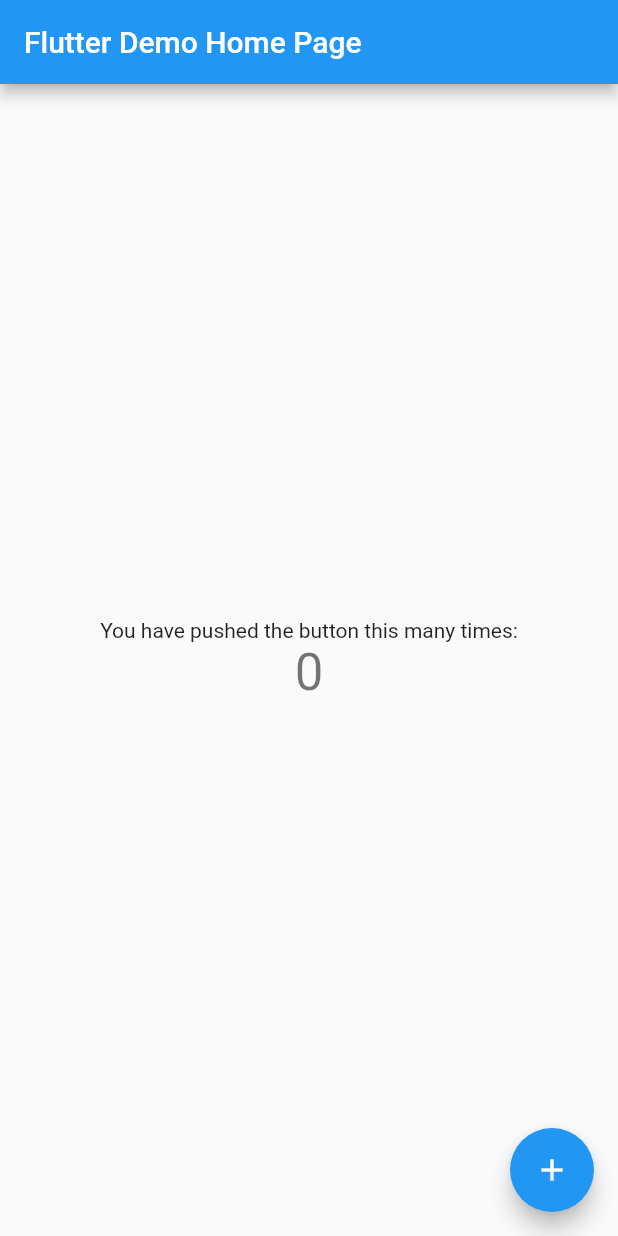
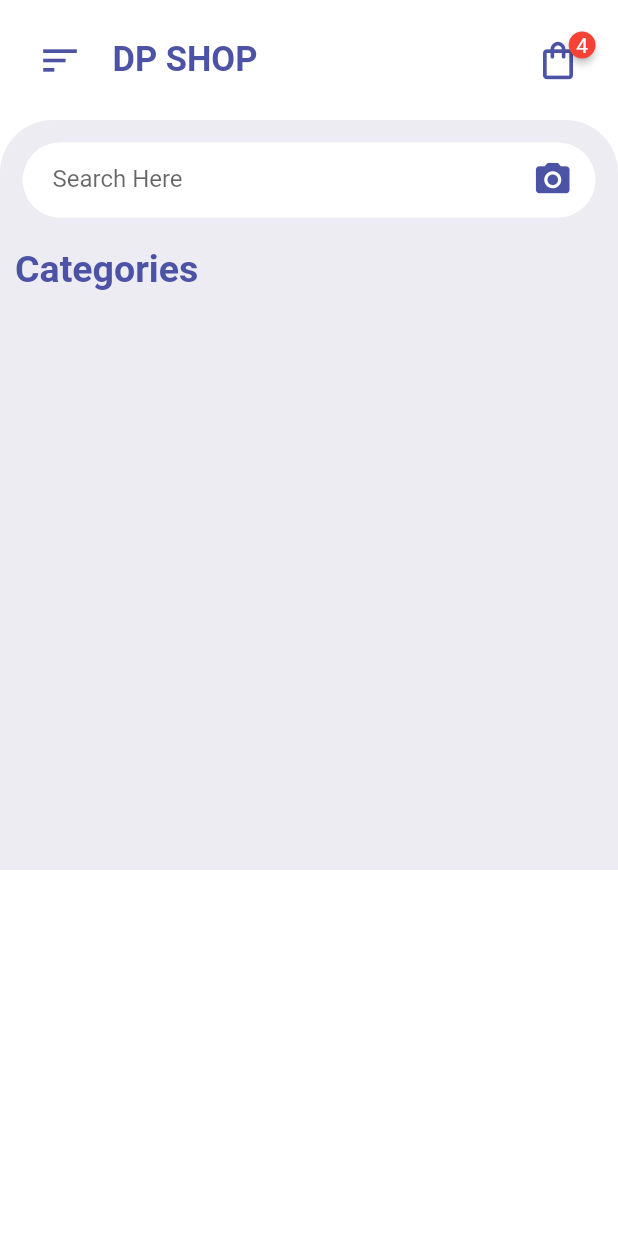
Before and after one commit to Omar-Hosny1/Shop_App_UI_Flutter, a Flutter app: the screen it shows after launch, on a phone screen of 412 x 824 dp. Run offline on Flutter 3.47's test engine with Material 2 defaults, Android fonts, the phone set to English and light mode, and no system bars; drawn by our look-alikes of badges.

Commit message:
Some Widgets Added

```diff
--- a/lib/main.dart
+++ b/lib/main.dart
@@ -1,115 +1,17 @@
-import 'package:flutter/material.dart';
+import "package:flutter/material.dart";
+import "./pages/HomePages.dart";
 
-void main() {
-  runApp(const MyApp());
-}
+void main() => runApp(MyApp());
 
 class MyApp extends StatelessWidget {
-  const MyApp({super.key});
-
-  // This widget is the root of your application.
-  @override
   Widget build(BuildContext context) {
     return MaterialApp(
-      title: 'Flutter Demo',
+      debugShowCheckedModeBanner: false,
       theme: ThemeData(
-        // This is the theme of your application.
-        //
-        // Try running your application with "flutter run". You'll see the
-        // application has a blue toolbar. Then, without quitting the app, try
-        // changing the primarySwatch below to Colors.green and then invoke
-        // "hot reload" (press "r" in the console where you ran "flutter run",
-        // or simply save your changes to "hot reload" in a Flutter IDE).
-        // Notice that the counter didn't reset back to zero; the application
-        // is not restarted.
-        primarySwatch: Colors.blue,
+        scaffoldBackgroundColor: Colors.white,
+        primaryColor: Color(0xFF4C53A5),
       ),
-      home: const MyHomePage(title: 'Flutter Demo Home Page'),
+      routes: {"/": (context) => HomePage()},
     );
   }
 }
-
-class MyHomePage extends StatefulWidget {
-  const MyHomePage({super.key, required this.title});
-
-  // This widget is the home page of your application. It is stateful, meaning
-  // that it has a State object (defined below) that contains fields that affect
-  // how it looks.
-
-  // This class is the configuration for the state. It holds the values (in this
-  // case the title) provided by the parent (in this case the App widget) and
-  // used by the build method of the State. Fields in a Widget subclass are
-  // always marked "final".
-
-  final String title;
-
-  @override
-  State<MyHomePage> createState() => _MyHomePageState();
-}
-
-class _MyHomePageState extends State<MyHomePage> {
-  int _counter = 0;
-
-  void _incrementCounter() {
-    setState(() {
-      // This call to setState tells the Flutter framework that something has
-      // changed in this State, which causes it to rerun the build method below
-      // so that the display can reflect the updated values. If we changed
-      // _counter without calling setState(), then the build method would not be
-      // called again, and so nothing would appear to happen.
-      _counter++;
-    });
-  }
-
-  @override
-  Widget build(BuildContext context) {
-    // This method is rerun every time setState is called, for instance as done
-    // by the _incrementCounter method above.
-    //
-    // The Flutter framework has been optimized to make rerunning build methods
-    // fast, so that you can just rebuild anything that needs updating rather
-    // than having to individually change instances of widgets.
-    return Scaffold(
-      appBar: AppBar(
-        // Here we take the value from the MyHomePage object that was created by
-        // the App.build method, and use it to set our appbar title.
-        title: Text(widget.title),
-      ),
-      body: Center(
-        // Center is a layout widget. It takes a single child and positions it
-        // in the middle of the parent.
-        child: Column(
-          // Column is also a layout widget. It takes a list of children and
-          // arranges them vertically. By default, it sizes itself to fit its
-          // children horizontally, and tries to be as tall as its parent.
-          //
-          // Invoke "debug painting" (press "p" in the console, choose the
-          // "Toggle Debug Paint" action from the Flutter Inspector in Android
-          // Studio, or the "Toggle Debug Paint" command in Visual Studio Code)
-          // to see the wireframe for each widget.
-          //
-          // Column has various properties to control how it sizes itself and
-          // how it positions its children. Here we use mainAxisAlignment to
-          // center the children vertically; the main axis here is the vertical
-          // axis because Columns are vertical (the cross axis would be
-          // horizontal).
-          mainAxisAlignment: MainAxisAlignment.center,
-          children: <Widget>[
-            const Text(
-              'You have pushed the button this many times:',
-            ),
-            Text(
-              '$_counter',
-              style: Theme.of(context).textTheme.headline4,
-            ),
-          ],
-        ),
-      ),
-      floatingActionButton: FloatingActionButton(
-        onPressed: _incrementCounter,
-        tooltip: 'Increment',
-        child: const Icon(Icons.add),
-      ), // This trailing comma makes auto-formatting nicer for build methods.
-    );
-  }
-}
--- /dev/null
+++ b/lib/pages/HomePages.dart
@@ -0,0 +1,49 @@
+import 'package:flutter/material.dart';
+
+import '../widgets/HomeAppBar.dart';
+import '../widgets/SearchFiled.dart';
+
+class HomePage extends StatelessWidget {
+  const HomePage({super.key});
+
+  @override
+  Widget build(BuildContext context) {
+    return Scaffold(
+      body: ListView(
+        children: [
+          const HomeAppBar(),
+          Container(
+            height: 500,
+            padding: const EdgeInsets.only(top: 15),
+            decoration: const BoxDecoration(
+              color: Color(0xFFEDECF2),
+              borderRadius: BorderRadius.only(
+                topLeft: Radius.circular(35),
+                topRight: Radius.circular(35),
+              ),
+            ),
+            child: Column(
+              children: [
+                const SearchFiled(),
+                Container(
+                  alignment: Alignment.centerLeft,
+                  margin: const EdgeInsets.symmetric(
+                    vertical: 20,
+                    horizontal: 10,
+                  ),
+                  child: Text(
+                    "Categories",
+                    style: TextStyle(
+                        fontSize: 25,
+                        fontWeight: FontWeight.bold,
+                        color: Theme.of(context).primaryColor),
+                  ),
+                )
+              ],
+            ),
+          )
+        ],
+      ),
+    );
+  }
+}
--- /dev/null
+++ b/lib/widgets/Categories.dart
@@ -0,0 +1,24 @@
+import 'package:flutter/material.dart';
+
+class Categories extends StatelessWidget {
+  const Categories({super.key});
+
+  @override
+  Widget build(BuildContext context) {
+    return SingleChildScrollView(
+      scrollDirection: Axis.horizontal,
+      child: Row(children: [
+        Container(
+          margin: EdgeInsets.symmetric(horizontal: 10),
+          padding: EdgeInsets.symmetric(horizontal: 10, vertical: 5),
+          decoration: BoxDecoration(
+            color: Colors.white,
+            borderRadius: BorderRadius.circular(20),
+          ),
+          child:
+              Row(crossAxisAlignment: CrossAxisAlignment.center, children: []),
+        )
+      ]),
+    );
+  }
+}
--- /dev/null
+++ b/lib/widgets/HomeAppBar.dart
@@ -0,0 +1,49 @@
+// ignore: file_names
+import 'package:badges/badges.dart';
+import 'package:flutter/material.dart';
+
+class HomeAppBar extends StatelessWidget {
+  const HomeAppBar({super.key});
+
+  @override
+  Widget build(BuildContext context) {
+    return Container(
+      color: Colors.white,
+      padding: const EdgeInsets.all(25),
+      child: Row(children: [
+        Icon(
+          Icons.sort,
+          size: 30,
+          color: Theme.of(context).primaryColor,
+        ),
+        Padding(
+          padding: const EdgeInsets.only(left: 20),
+          child: Text(
+            "DP SHOP",
+            style: TextStyle(
+                fontSize: 23,
+                fontWeight: FontWeight.bold,
+                color: Theme.of(context).primaryColor),
+          ),
+        ),
+        const Spacer(),
+        Badge(
+          badgeColor: Colors.red,
+          padding: const EdgeInsets.all(5),
+          badgeContent: const Text(
+            "4",
+            style: TextStyle(color: Colors.white),
+          ),
+          child: InkWell(
+            onTap: () {},
+            child: Icon(
+              Icons.shopping_bag_outlined,
+              size: 30,
+              color: Theme.of(context).primaryColor,
+            ),
+          ),
+        ),
+      ]),
+    );
+  }
+}
--- /dev/null
+++ b/lib/widgets/SearchFiled.dart
@@ -0,0 +1,41 @@
+import "package:flutter/material.dart";
+
+class SearchFiled extends StatelessWidget {
+  const SearchFiled({
+    Key? key,
+  }) : super(key: key);
+
+  @override
+  Widget build(BuildContext context) {
+    return Container(
+      height: 50,
+      margin: const EdgeInsets.symmetric(horizontal: 15),
+      padding: const EdgeInsets.symmetric(horizontal: 15),
+      decoration: BoxDecoration(
+        color: Colors.white,
+        borderRadius: BorderRadius.circular(30),
+      ),
+      child: Row(
+        children: [
+          Container(
+            margin: const EdgeInsets.only(left: 5),
+            height: 50,
+            width: 300,
+            child: TextFormField(
+              decoration: const InputDecoration(
+                border: InputBorder.none,
+                hintText: ("Search Here"),
+              ),
+            ),
+          ),
+          const Spacer(),
+          Icon(
+            Icons.camera_alt,
+            size: 27,
+            color: Theme.of(context).primaryColor,
+          )
+        ],
+      ),
+    );
+  }
+}
```
Also changed, not shown: pubspec.yaml (+3 -5 lines), pubspec.lock.
